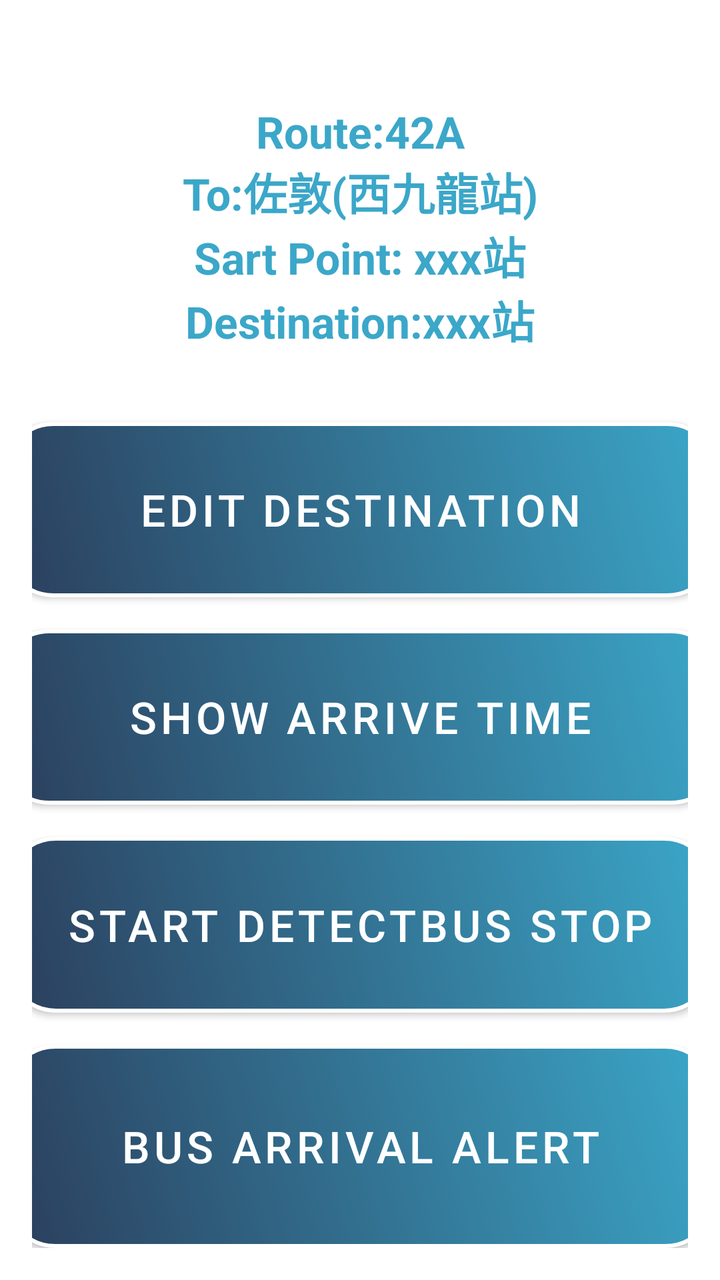
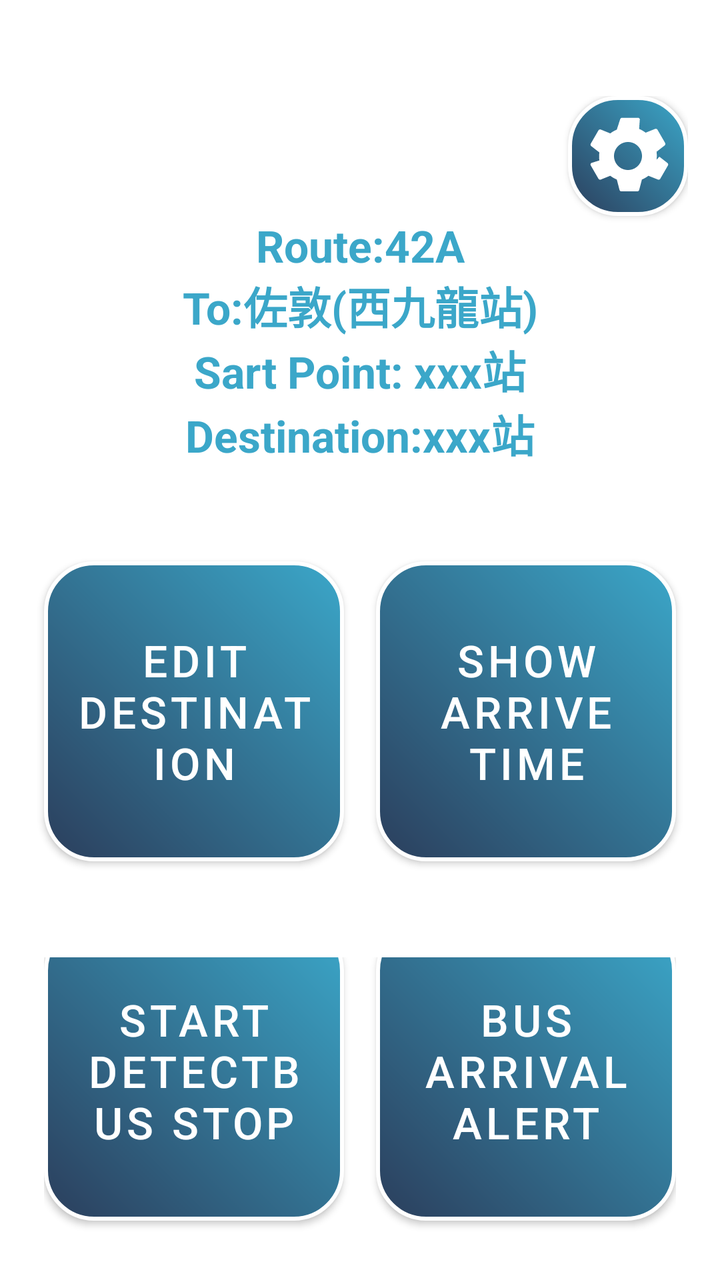

Two renders of the same Android screen: before a commit and after it. Below are the layout's source before the change and the commit's diff.
<!-- AndroidManifest.xml: application theme Theme.VISTA -->
<!-- res/layout/activity_find_bus_stop_menu_page.xml -->
<LinearLayout xmlns:android="http://schemas.android.com/apk/res/android"
    xmlns:app="http://schemas.android.com/apk/res-auto"
    android:id="@+id/main"
    android:layout_width="match_parent"
    android:layout_height="match_parent"
    android:background="@color/white"
    android:orientation="vertical"
    android:gravity="center"
    android:padding="16dp"
    android:weightSum="5">

    <TextView
        android:id="@+id/txtFindBusStopMenuPageBusRoute"
        android:layout_width="wrap_content"
        android:layout_height="wrap_content"
        android:text="Route:42A\nTo:佐敦(西九龍站)\nSart Point: xxx站\nDestination:xxx站"
        android:textSize="22sp"
        android:textStyle="bold"
        android:textColor="#3BA7C9"
        android:layout_marginTop="16dp"
        android:layout_weight="1"
        android:gravity="center"/>

    
    <com.google.android.material.button.MaterialButton
        android:id="@+id/btnFindBusStopMenuPageEditDestination"
        style="@style/SemiTransparentRoundedButton"
        android:layout_width="357dp"
        android:layout_height="wrap_content"
        android:layout_marginTop="16dp"
        android:layout_weight="1"
        android:text="@string/FindBusStopMenuPage_EditDestination"
        android:textSize="22sp"
        android:background="@drawable/btn_photo_gradient"
        app:backgroundTint="@null"
        app:backgroundTintMode="src_over"
        app:cornerRadius="0dp"
        app:strokeColor="@null"
        app:strokeWidth="0dp"/>

    
    <com.google.android.material.button.MaterialButton
        android:id="@+id/btnFindBusStopMenuPageShowArriveTIme"
        style="@style/SemiTransparentRoundedButton"
        android:layout_width="361dp"
        android:layout_height="wrap_content"
        android:layout_marginTop="16dp"
        android:layout_weight="1"
        android:text="@string/FindBusStopMenuPage_ShowArriveTIme"
        android:textSize="22sp"
        android:background="@drawable/btn_photo_gradient"
        app:backgroundTint="@null"
        app:backgroundTintMode="src_over"
        app:cornerRadius="0dp"
        app:strokeColor="@null"
        app:strokeWidth="0dp"/>

    <com.google.android.material.button.MaterialButton
        android:id="@+id/btnFindBusStopMenuPageStartDetectBusStop"
        style="@style/SemiTransparentRoundedButton"
        android:layout_width="354dp"
        android:layout_height="wrap_content"
        android:layout_marginTop="16dp"
        android:layout_weight="1"
        android:text="@string/FindBusStopMenuPage_StartDetectBusStop"
        android:textSize="22sp"
        android:background="@drawable/btn_photo_gradient"
        app:backgroundTint="@null"
        app:backgroundTintMode="src_over"
        app:cornerRadius="0dp"
        app:strokeColor="@null"
        app:strokeWidth="0dp"/>

    <com.google.android.material.button.MaterialButton
        android:id="@+id/btnFindBusStopMenuPageBusArrivalAlert"
        style="@style/SemiTransparentRoundedButton"
        android:layout_width="355dp"
        android:layout_height="63dp"
        android:layout_marginTop="16dp"
        android:layout_weight="1"
        android:text="@string/FindBusStopMenuPage_BusArrivalAlert"
        android:textSize="22sp"
        android:background="@drawable/btn_photo_gradient"
        app:backgroundTint="@null"
        app:backgroundTintMode="src_over"
        app:cornerRadius="0dp"
        app:strokeColor="@null"
        app:strokeWidth="0dp"/>


</LinearLayout>
<!-- resources referenced by this layout -->
<resources>
  <color name="white">#FFFFFF</color>
  <!-- drawable btn_photo_gradient (drawable) -->
  <?xml version="1.0" encoding="utf-8"?>
  <shape xmlns:android="http://schemas.android.com/apk/res/android"
      android:shape="rectangle">
  
      
      <gradient
          android:startColor="#2B3E5C"
          android:endColor="#3BA7C9"
          android:angle="45"
      />
  
      
      <corners android:radius="24dp" />
  
      
      <stroke
          android:width="2dp"
          android:color="#FFFFFF" />
  
  </shape>
  <string name="FindBusStopMenuPage_BusArrivalAlert">Bus Arrival Alert</string>
  <string name="FindBusStopMenuPage_EditDestination">Edit Destination</string>
  <string name="FindBusStopMenuPage_ShowArriveTIme">Show Arrive Time</string>
  <string name="FindBusStopMenuPage_StartDetectBusStop">Start DetectBus Stop</string>
  <style name="SemiTransparentRoundedButton" parent="Widget.MaterialComponents.Button">
          <item name="android:textColor">#FFFFFF</item>
          <item name="background">@drawable/button_selector</item> 
          <item name="cornerRadius">24dp</item>
          <item name="strokeColor">#FFFFFF</item>
          <item name="strokeWidth">2dp</item>
          <item name="backgroundTint">#20FFFFFF</item> 
      </style>
  <style name="Theme.VISTA" parent="Theme.MaterialComponents.DayNight.NoActionBar">
          <item name="colorPrimary">@color/semi_transparent_white</item>
          <item name="colorPrimaryVariant">@color/semi_transparent_white</item>
          <item name="colorOnPrimary">@color/white</item>
          <item name="android:statusBarColor">#D3D3D3</item>
      </style>
  <color name="semi_transparent_white">#80FFFFFF</color>
  <!-- unchanged entries left out for length: 1 -->
</resources>

<!-- the commit's change to res/layout/activity_find_bus_stop_menu_page.xml (unified diff, before → after) -->
@@ -6,86 +6,120 @@
     android:background="@color/white"
     android:orientation="vertical"
     android:gravity="center"
-    android:padding="16dp"
-    android:weightSum="5">
-
-    <TextView
-        android:id="@+id/txtFindBusStopMenuPageBusRoute"
-        android:layout_width="wrap_content"
-        android:layout_height="wrap_content"
-        android:text="Route:42A\nTo:佐敦(西九龍站)\nSart Point: xxx站\nDestination:xxx站"
-        android:textSize="22sp"
-        android:textStyle="bold"
-        android:textColor="#3BA7C9"
-        android:layout_marginTop="16dp"
-        android:layout_weight="1"
-        android:gravity="center"/>
+    android:padding="16dp">
 
     
-    <com.google.android.material.button.MaterialButton
-        android:id="@+id/btnFindBusStopMenuPageEditDestination"
-        style="@style/SemiTransparentRoundedButton"
-        android:layout_width="357dp"
+    <LinearLayout
+        android:layout_width="match_parent"
         android:layout_height="wrap_content"
-        android:layout_marginTop="16dp"
-        android:layout_weight="1"
-        android:text="@string/FindBusStopMenuPage_EditDestination"
-        android:textSize="22sp"
-        android:background="@drawable/btn_photo_gradient"
-        app:backgroundTint="@null"
-        app:backgroundTintMode="src_over"
-        app:cornerRadius="0dp"
-        app:strokeColor="@null"
-        app:strokeWidth="0dp"/>
+        android:layout_marginTop="32dp"
+        android:orientation="vertical"
+        android:gravity="center">
 
-    
-    <com.google.android.material.button.MaterialButton
-        android:id="@+id/btnFindBusStopMenuPageShowArriveTIme"
-        style="@style/SemiTransparentRoundedButton"
-        android:layout_width="361dp"
-        android:layout_height="wrap_content"
-        android:layout_marginTop="16dp"
-        android:layout_weight="1"
-        android:text="@string/FindBusStopMenuPage_ShowArriveTIme"
-        android:textSize="22sp"
-        android:background="@drawable/btn_photo_gradient"
-        app:backgroundTint="@null"
-        app:backgroundTintMode="src_over"
-        app:cornerRadius="0dp"
-        app:strokeColor="@null"
-        app:strokeWidth="0dp"/>
+        
+        <LinearLayout
+            android:layout_width="match_parent"
+            android:layout_height="wrap_content"
+            android:orientation="vertical"
+            android:gravity="center">
+            <com.google.android.material.button.MaterialButton
+                android:id="@+id/btnFindBusStopMenuPageSetting"
+                android:layout_width="60dp"
+                android:layout_height="60dp"
+                android:layout_gravity="end"
+                android:background="@drawable/button_setting"
+                app:backgroundTint="@null"
+                app:backgroundTintMode="src_over"
+                app:cornerRadius="0dp"
+                app:strokeColor="@null"
+                app:strokeWidth="0dp" />
+            <TextView
+                android:id="@+id/txtFindBusStopMenuPageBusRoute"
+                android:layout_width="wrap_content"
+                android:layout_height="wrap_content"
+                android:layout_marginBottom="32dp"
+                android:gravity="center"
+                android:text="Route:42A\nTo:佐敦(西九龍站)\nSart Point: xxx站\nDestination:xxx站"
+                android:textSize="22sp"
+                android:textStyle="bold"
+                android:textColor="#3BA7C9" />
+        </LinearLayout>
 
-    <com.google.android.material.button.MaterialButton
-        android:id="@+id/btnFindBusStopMenuPageStartDetectBusStop"
-        style="@style/SemiTransparentRoundedButton"
-        android:layout_width="354dp"
-        android:layout_height="wrap_content"
-        android:layout_marginTop="16dp"
-        android:layout_weight="1"
-        android:text="@string/FindBusStopMenuPage_StartDetectBusStop"
-        android:textSize="22sp"
-        android:background="@drawable/btn_photo_gradient"
-        app:backgroundTint="@null"
-        app:backgroundTintMode="src_over"
-        app:cornerRadius="0dp"
-        app:strokeColor="@null"
-        app:strokeWidth="0dp"/>
+        
+        <LinearLayout
+            android:layout_width="356dp"
+            android:layout_height="wrap_content"
+            android:layout_marginBottom="32dp"
+            android:gravity="center"
+            android:orientation="horizontal">
+            <com.google.android.material.button.MaterialButton
+                android:id="@+id/btnFindBusStopMenuPageEditDestination"
+                style="@style/SemiTransparentRoundedButton"
+                android:layout_width="150dp"
+                android:layout_height="150dp"
+                android:layout_marginTop="16dp"
+                android:layout_marginEnd="16dp"
+                android:layout_marginBottom="16dp"
+                android:background="@drawable/btn_photo_gradient"
+                android:text="@string/FindBusStopMenuPage_EditDestination"
+                android:textSize="22sp"
+                app:backgroundTint="@null"
+                app:backgroundTintMode="src_over"
+                app:cornerRadius="0dp"
+                app:strokeColor="@null"
+                app:strokeWidth="0dp" />
+            <com.google.android.material.button.MaterialButton
+                android:id="@+id/btnFindBusStopMenuPageShowArriveTIme"
+                style="@style/SemiTransparentRoundedButton"
+                android:layout_width="150dp"
+                android:layout_height="150dp"
+                android:layout_marginTop="16dp"
+                android:layout_marginBottom="16dp"
+                android:background="@drawable/btn_photo_gradient"
+                android:text="@string/FindBusStopMenuPage_ShowArriveTIme"
+                android:textSize="22sp"
+                app:backgroundTint="@null"
+                app:backgroundTintMode="src_over"
+                app:cornerRadius="0dp"
+                app:strokeColor="@null"
+                app:strokeWidth="0dp" />
+        </LinearLayout>
 
-    <com.google.android.material.button.MaterialButton
-        android:id="@+id/btnFindBusStopMenuPageBusArrivalAlert"
-        style="@style/SemiTransparentRoundedButton"
-        android:layout_width="355dp"
-        android:layout_height="63dp"
-        android:layout_marginTop="16dp"
-        android:layout_weight="1"
-        android:text="@string/FindBusStopMenuPage_BusArrivalAlert"
-        android:textSize="22sp"
-        android:background="@drawable/btn_photo_gradient"
-        app:backgroundTint="@null"
-        app:backgroundTintMode="src_over"
-        app:cornerRadius="0dp"
-        app:strokeColor="@null"
-        app:strokeWidth="0dp"/>
-
-
+        
+        <LinearLayout
+            android:layout_width="wrap_content"
+            android:layout_height="wrap_content"
+            android:gravity="center"
+            android:orientation="horizontal">
+            <com.google.android.material.button.MaterialButton
+                android:id="@+id/btnFindBusStopMenuPageStartDetectBusStop"
+                style="@style/SemiTransparentRoundedButton"
+                android:layout_width="150dp"
+                android:layout_height="150dp"
+                android:layout_marginEnd="16dp"
+                android:layout_marginBottom="16dp"
+                android:background="@drawable/btn_photo_gradient"
+                android:text="@string/FindBusStopMenuPage_StartDetectBusStop"
+                android:textSize="22sp"
+                app:backgroundTint="@null"
+                app:backgroundTintMode="src_over"
+                app:cornerRadius="0dp"
+                app:strokeColor="@null"
+                app:strokeWidth="0dp" />
+            <com.google.android.material.button.MaterialButton
+                android:id="@+id/btnFindBusStopMenuPageBusArrivalAlert"
+                style="@style/SemiTransparentRoundedButton"
+                android:layout_width="150dp"
+                android:layout_height="150dp"
+                android:layout_marginBottom="16dp"
+                android:background="@drawable/btn_photo_gradient"
+                android:text="@string/FindBusStopMenuPage_BusArrivalAlert"
+                android:textSize="22sp"
+                app:backgroundTint="@null"
+                app:backgroundTintMode="src_over"
+                app:cornerRadius="0dp"
+                app:strokeColor="@null"
+                app:strokeWidth="0dp" />
+        </LinearLayout>
+    </LinearLayout>
 </LinearLayout>
<!-- resource entries referenced after the edit -->
@@ -22,6 +22,18 @@
           android:color="#FFFFFF" />
   
   </shape>
+  <!-- drawable button_setting (drawable) -->
+  <?xml version="1.0" encoding="utf-8"?>
+  <layer-list xmlns:android="http://schemas.android.com/apk/res/android">
+      
+      <item android:drawable="@drawable/btn_photo_gradient"/>
+      
+      <item
+          android:drawable="@drawable/ic_gear"
+          android:width="48dp"
+          android:height="48dp"
+          android:gravity="center"/>
+  </layer-list>
   <string name="FindBusStopMenuPage_BusArrivalAlert">Bus Arrival Alert</string>
   <string name="FindBusStopMenuPage_EditDestination">Edit Destination</string>
   <string name="FindBusStopMenuPage_ShowArriveTIme">Show Arrive Time</string>
@@ -40,6 +52,18 @@
           <item name="colorOnPrimary">@color/white</item>
           <item name="android:statusBarColor">#D3D3D3</item>
       </style>
+  <!-- drawable ic_gear (drawable) -->
+  <?xml version="1.0" encoding="utf-8"?>
+  <vector xmlns:android="http://schemas.android.com/apk/res/android"
+      android:width="24dp"
+      android:height="24dp"
+      android:viewportWidth="24"
+      android:viewportHeight="24"
+      android:autoMirrored="true">
+      <path
+          android:fillColor="#FFFFFF"
+          android:pathData="M19.14,12.94c0.04,-0.32 0.06,-0.66 0.06,-1 0,-0.34 -0.02,-0.68 -0.06,-1l2.03,-1.58c0.18,-0.14 0.23,-0.41 0.12,-0.61l-1.92,-3.32c-0.11,-0.2 -0.36,-0.28 -0.57,-0.22l-2.39,0.96c-0.5,-0.38 -1.03,-0.7 -1.63,-0.94L14.96,2.81c-0.05,-0.22 -0.25,-0.37 -0.48,-0.37h-3.96c-0.23,0 -0.43,0.15 -0.48,0.37L9.2,5.41c-0.6,0.24 -1.13,0.56 -1.63,0.94L5.18,5.38c-0.21,-0.08 -0.46,0.02 -0.57,0.22L2.69,8.92c-0.11,0.2 -0.06,0.47 0.12,0.61l2.03,1.58c-0.04,0.32 -0.06,0.66 -0.06,1 0,0.34 0.02,0.68 0.06,1L2.81,13.75c-0.18,0.14 -0.23,0.41 -0.12,0.61l1.92,3.32c0.11,0.2 0.36,0.28 0.57,0.22l2.39,-0.96c0.5,0.38 1.03,0.7 1.63,0.94l0.68,2.6c0.05,0.22 0.25,0.37 0.48,0.37h3.96c0.23,0 0.43,-0.15 0.48,-0.37l0.68,-2.6c0.6,-0.24 1.13,-0.56 1.63,-0.94l2.39,0.96c0.21,0.08 0.46,-0.02 0.57,-0.22l1.92,-3.32c0.11,-0.2 0.06,-0.47 -0.12,-0.61l-2.03,-1.58zM12,15.5c-1.93,0 -3.5,-1.57 -3.5,-3.5s1.57,-3.5 3.5,-3.5 3.5,1.57 3.5,3.5 -1.57,3.5 -3.5,3.5z"/>
+  </vector>
   <color name="semi_transparent_white">#80FFFFFF</color>
   <!-- unchanged entries left out for length: 1 -->
 </resources>
